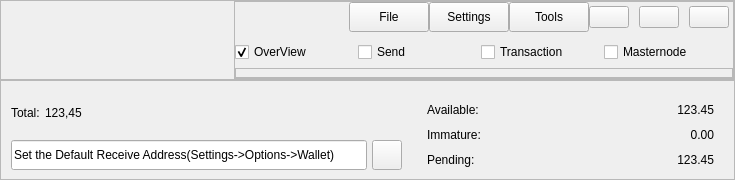
Qt form src/qt/forms/mainwintitle.ui (MassGrid/MassGrid) before a commit.
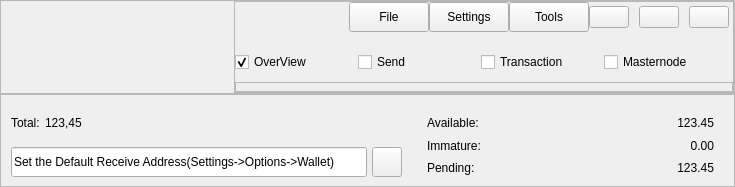
The same form after that commit. Icons and pictures are not drawn.

Patch:
```diff
--- a/src/qt/forms/mainwintitle.ui
+++ b/src/qt/forms/mainwintitle.ui
@@ -7,13 +7,13 @@
     <x>0</x>
     <y>0</y>
     <width>735</width>
-    <height>180</height>
+    <height>187</height>
    </rect>
   </property>
   <property name="minimumSize">
    <size>
     <width>0</width>
-    <height>180</height>
+    <height>0</height>
    </size>
   </property>
   <property name="maximumSize">
@@ -55,7 +55,7 @@
      <property name="minimumSize">
       <size>
        <width>0</width>
-       <height>80</height>
+       <height>0</height>
       </size>
      </property>
      <property name="maximumSize">
@@ -639,7 +639,7 @@
      <property name="minimumSize">
       <size>
        <width>0</width>
-       <height>100</height>
+       <height>0</height>
       </size>
      </property>
      <property name="maximumSize">
@@ -692,7 +692,7 @@
             <property name="minimumSize">
              <size>
               <width>0</width>
-              <height>35</height>
+              <height>0</height>
              </size>
             </property>
             <property name="text">
```
